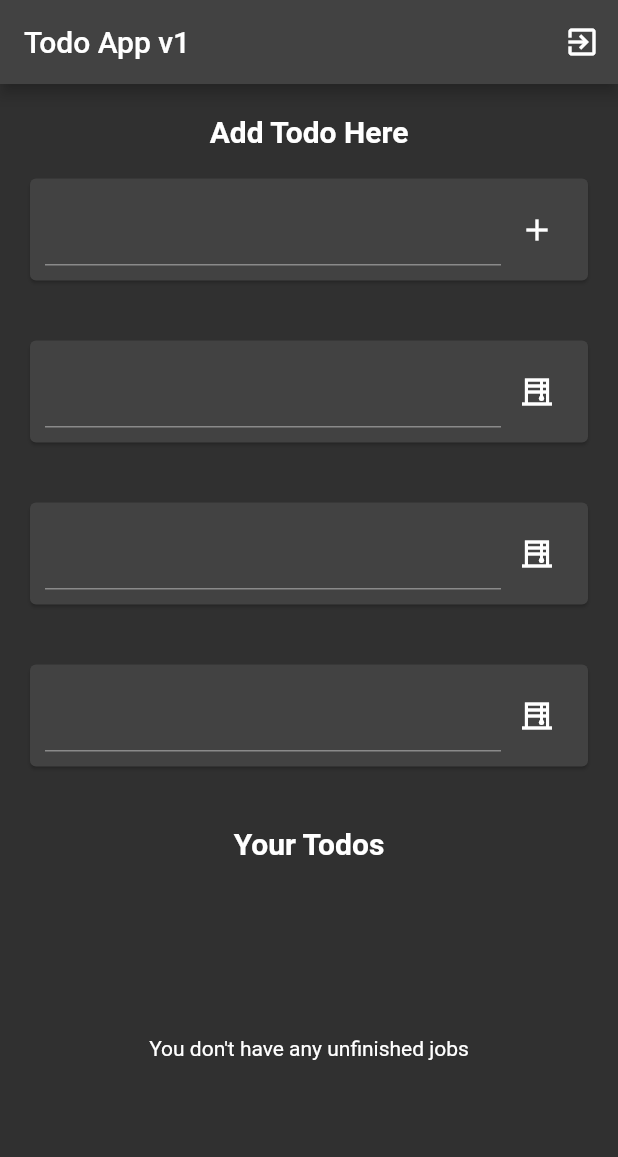
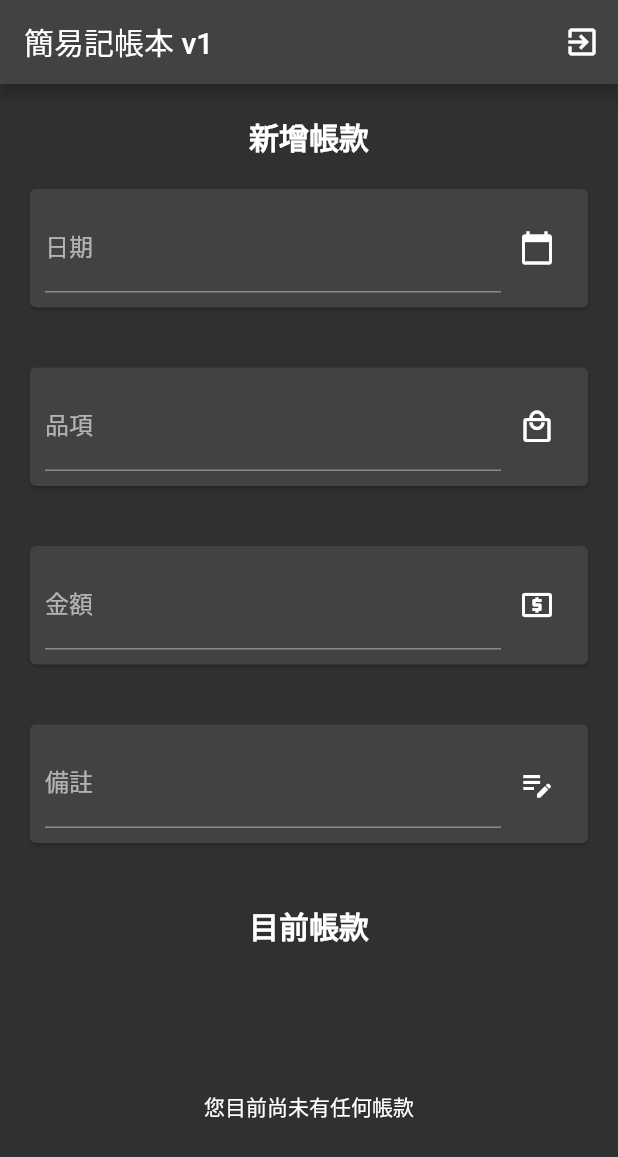
Before and after one commit to kakukapple/APP_final_project, a Flutter app: the screen it shows once a user with an empty profile is signed in, on a phone screen of 412 x 824 dp. Shown: the top 1157 px of the screen. Run offline on Flutter 3.47's test engine with Material 2 defaults, Android fonts, the phone set to English and light mode, and no system bars; drawn by our look-alikes of date_time_picker; our stand-ins replace cloud_firestore, firebase_auth, firebase_core; accounts and stored records are empty.

Commit message:
fix: 頁面變更

```diff
--- a/lib/main.dart
+++ b/lib/main.dart
@@ -3,31 +3,37 @@ import 'package:firebase_core/firebase_core.dart';
 import 'package:firebase_auth/firebase_auth.dart';
 import 'package:cloud_firestore/cloud_firestore.dart';
 import 'package:flutter/services.dart';
+import 'package:date_time_picker/date_time_picker.dart';
 import 'package:final_project/firebase_options.dart';
 
-class Todo {
+class Item {
   String? id;
-  String? job;
+  String? date;
+  String? name;
+  int? amount;
   String? details;
-  bool? done;
 
-  Todo({this.id,
-    this.job,
+  Item({this.id,
+    this.date,
+    this.name,
+    this.amount,
     this.details,
-    this.done});
+  });
 
-  Todo.fromDocumentSnapshot({DocumentSnapshot? documentSnapshot}) {
+  Item.fromDocumentSnapshot({DocumentSnapshot? documentSnapshot}) {
     if (documentSnapshot!.data()!=null) {
       id=documentSnapshot.id;
-      job=(documentSnapshot.data() as Map<String, dynamic>)['job'] as String;
+      date=(documentSnapshot.data() as Map<String, dynamic>)['date'] as String;
+      name=(documentSnapshot.data() as Map<String, dynamic>)['name'] as String;
+      amount=(documentSnapshot.data() as Map<String, dynamic>)['amount'] as int;
       details=(documentSnapshot.data() as Map<String, dynamic>)['details'] as String;
-      done=(documentSnapshot.data() as Map<String, dynamic>)['done'] as bool;
     }
     else {
       id='';
-      job='';
+      date='';
+      name='';
+      amount=0;
       details='';
-      done=false;
     }
   }
 }
@@ -52,7 +58,7 @@ class Auth {
       rethrow;
     }
   }
-
+//登入
   Future<String?> signIn({String? email, String? password}) async {
     try {
       await auth.signInWithEmailAndPassword(
@@ -66,7 +72,7 @@ class Auth {
       rethrow;
     }
   }
-
+//登出
   Future<String?> signOut() async {
     try {
       await auth.signOut();
@@ -86,18 +92,17 @@ class Database {
 
   Database({required this.firestore});
 
-  Stream<List<Todo>> streamTodos({required String uid}) {
+  Stream<List<Item>> streamItem({required String uid}) {
     try {
       return firestore
-          .collection('todos')
+          .collection('items')
           .doc(uid)
-          .collection('todos')
-          .where('done', isEqualTo: false)
+          .collection('items')
           .snapshots()
           .map((QuerySnapshot q) {
-        final List<Todo> retVal=<Todo>[];
+        final List<Item> retVal=<Item>[];
         q.docs.forEach((doc) {
-          retVal.add(Todo.fromDocumentSnapshot(documentSnapshot: doc));
+          retVal.add(Item.fromDocumentSnapshot(documentSnapshot: doc));
         });
         return retVal;
       });
@@ -106,42 +111,43 @@ class Database {
       rethrow;
     }
   }
-//儲存資料到資料庫
-  Future<void> addTodo({String? uid, String? job, String? details}) async {
+//新增資料到資料庫
+  Future<void> addTodo({String? uid, String? date, String? name, int? amount, String? details}) async {
     try {
-      firestore.collection('todos')
+      firestore.collection('items')
           .doc(uid)
-          .collection('todos')
+          .collection('items')
           .doc()
-          .set({'job': job,
-        'details': details,
-        'done': false});
+          .set({'date': date,
+        'name': name,
+        'amount': amount,
+        'details': details});
     }
     catch (e) {
       rethrow;
     }
   }
-
-  Future<void> updateTodo({String? uid, String? id}) async {
+//更新資料到資料庫
+  Future<void> updateItem({String? uid, String? id}) async {
     try {
-      firestore.collection('todos')
+      firestore.collection('items')
           .doc(uid)
-          .collection('todos')
+          .collection('items')
           .doc(id)
           .update({//'job': job,
         //'details': details,
-        'done': true});
+        });
     }
     catch (e) {
       rethrow;
     }
   }
-
-  Future<void> deleteTodo({String? uid, String? id}) async {
+//刪除資料
+  Future<void> deleteItem({String? uid, String? id}) async {
     try {
-      firestore.collection('todos')
+      firestore.collection('items')
           .doc(uid)
-          .collection('todos')
+          .collection('items')
           .doc(id)
           .delete();
     }
@@ -179,7 +185,6 @@ class MyApp extends StatelessWidget {
                 child: Text('Loading...'),
               ),
             );
-
           }),
     );
   }
@@ -304,11 +309,13 @@ class Home extends StatefulWidget {
 class _HomeState extends State<Home> {
   final todoController1=TextEditingController();
   final todoController2=TextEditingController();
+  final todoController3=TextEditingController();
+  final todoController4=TextEditingController();
 
   @override
   Widget build(BuildContext context) {
     return Scaffold(
-      appBar: AppBar(title: Text('Todo App v1'),
+      appBar: AppBar(title: Text('簡易記帳本 v1'),
         actions: [
           IconButton(
               onPressed: () {
@@ -319,97 +326,170 @@ class _HomeState extends State<Home> {
       body: Column(
         children: [
           SizedBox(height: 20),
-          Text('Add Todo Here', style: TextStyle(fontSize: 20, fontWeight: FontWeight.bold)),
+          Text('新增帳款', style: TextStyle(fontSize: 20, fontWeight: FontWeight.bold)),
           //*日期
           Card(
             margin: EdgeInsets.all(20),
             child: Padding(
               padding: EdgeInsets.all(10),
-              child: Row(children: [
-                Expanded(child: TextFormField(controller: todoController1,)),
-                IconButton(icon: Icon(Icons.add),
+              child: Row(
+                children: [
+                  Expanded(
+                    child: DateTimePicker(
+                      controller: todoController1,
+                      decoration: InputDecoration(
+                        labelText: '日期',
+                      ),
+                      type: DateTimePickerType.date,
+                      dateMask: 'yyyy/MM/dd',
+                      firstDate: DateTime(2000),
+                      lastDate: DateTime(2100),
+                      icon: Icon(Icons.calendar_today),
+                      dateLabelText: '選擇日期',
+                      onChanged: (val) => print(val),
+                      validator: (val) {
+                        // 添加邏輯驗證（可選）
+                        if (val == null || val.isEmpty) {
+                          return '請選擇日期';
+                        }
+                        return null;
+                      },
+                    ),
+                  ),
+                  IconButton(
+                    icon: Icon(Icons.calendar_today),
                     onPressed: () {
+                      // 按下按鈕後的處理
                       if (todoController1.text.isNotEmpty) {
                         setState(() {
                         //按下加號按鈕後跳到addTodo
                           Database(firestore: widget.firestore).addTodo(uid: widget.auth.currentUser!.uid,
-                              job: todoController1.text.trim(),
-                              details: todoController2.text.trim());
+                            date: todoController1.text.trim(),
+                            name: todoController2.text.trim(),
+                            amount: int.tryParse(todoController3.text.trim()),
+                            details: todoController4.text.trim());
                         todoController1.clear();
                         todoController2.clear();
+                        todoController3.clear();
+                        todoController4.clear();
                       });
                 }
-
-                    }),
-              ],),
+                    },
+                  ),
+                ],
               ),
             ),
+          ),
+
           //*品項
           Card(
             margin: EdgeInsets.all(20),
             child: Padding(
               padding: EdgeInsets.all(10),
-              child: Row(children: [
-                Expanded(child: TextFormField(controller: todoController2,)),
-                IconButton(icon: Icon(Icons.blinds_sharp),
-                    onPressed: () {}),
-              ],),
+              child: Column(
+                children: [
+                  Row(
+                    children: [
+                      Expanded(
+                        child: TextFormField(
+                          controller: todoController2,
+                          decoration: InputDecoration(
+                            labelText: '品項',
                           ),
                         ),
-          //*金額(限制只能輸入數字)
+                      ),
+                      IconButton(
+                        icon: Icon(Icons.local_mall_outlined),
+                        onPressed: () {},
+                      ),
+                    ],
+                  ),
+                ],
+              ),
+            ),
+          ),
+
+          //*金額
           Card(
             margin: EdgeInsets.all(20),
             child: Padding(
               padding: EdgeInsets.all(10),
-              child: Row(children: [
-                Expanded(child: TextFormField(controller: todoController2,
+              child: Row(
+                children: [
+                  Expanded(
+                    child: TextFormField(
+                      controller: todoController3,
+                      decoration: InputDecoration(
+                        labelText: '金額',
+                      ),
                       keyboardType: TextInputType.number,
                       inputFormatters: [
                         FilteringTextInputFormatter.digitsOnly,
-                  ],)),
-                IconButton(icon: Icon(Icons.blinds_sharp),
-                    onPressed: () {}),
-              ],),
+                      ],
                     ),
                   ),
+                  IconButton(
+                    icon: Icon(Icons.local_atm),
+                    onPressed: () {},
+                  ),
+                ],
+              ),
+            ),
+          ),
+
           //*備註
           Card(
             margin: EdgeInsets.all(20),
             child: Padding(
               padding: EdgeInsets.all(10),
-              child: Row(children: [
-                Expanded(child: TextFormField(controller: todoController2,)),
-                IconButton(icon: Icon(Icons.blinds_sharp),
-                    onPressed: () {}),
-              ],),
+              child: Column(
+                children: [
+                  Row(
+                    children: [
+                      Expanded(
+                        child: TextFormField(
+                          controller: todoController4,
+                          decoration: InputDecoration(
+                            labelText: '備註',
+                          ),
+                        ),
+                      ),
+                      IconButton(
+                        icon: Icon(Icons.edit_note),
+                        onPressed: () {},
+                      ),
+                    ],
+                  ),
+                ],
+              ),
             ),
           ),
           SizedBox(height: 20),
-          Text('Your Todos', style: TextStyle(fontSize: 20, fontWeight: FontWeight.bold)),
+          Text('目前帳款', style: TextStyle(fontSize: 20, fontWeight: FontWeight.bold)),
+          SizedBox(height: 20),
           //顯示未完成的工作
           Expanded(child: StreamBuilder(
-            stream: widget.firestore.collection('todos')
-                .doc(widget.auth.currentUser!.uid).collection('todos')
-                .where('done', isEqualTo: false)
+            stream: widget.firestore.collection('items')
+                .doc(widget.auth.currentUser!.uid).collection('items')
                 .snapshots(),
             builder: (context, snapshot) {
               if (snapshot.connectionState==ConnectionState.active) {
                 if (snapshot.data!.docs.isEmpty) {
                   return Center(child:
-                  Text("You don't have any unfinished jobs"),
+                  Text("您目前尚未有任何帳款"),
                   );
                 }
-                final List<Todo> retVal=<Todo>[];
+                final List<Item> retVal=<Item>[];
                 snapshot.data!.docs.forEach((doc) {
-                  retVal.add(Todo.fromDocumentSnapshot(documentSnapshot: doc));
+                  retVal.add(Item.fromDocumentSnapshot(documentSnapshot: doc));
                 });
                 return ListView.builder(
                     itemCount: snapshot.data!.docs.length,
                     itemBuilder: (context, index) {
-                      return TodoCard(
+                      return ItemCard(
                         firestore: widget.firestore,
                         uid: widget.auth.currentUser!.uid,
-                        todo: retVal[index],
+                        item: retVal[index],
                       );
                     });
               }
@@ -426,21 +506,21 @@ class _HomeState extends State<Home> {
   }
 }
 
-class TodoCard extends StatefulWidget {
+class ItemCard extends StatefulWidget {
   final FirebaseFirestore firestore;
   final String uid;
-  final Todo todo;
+  final Item item;
 
-  const TodoCard({Key? key,
+  const ItemCard({Key? key,
     required this.firestore,
     required this.uid,
-    required this.todo}) : super(key: key);
+    required this.item}) : super(key: key);
 
   @override
-  State<TodoCard> createState() => _TodoCardState();
+  State<ItemCard> createState() => _ItemCardState();
 }
 
-class _TodoCardState extends State<TodoCard> {
+class _ItemCardState extends State<ItemCard> {
   @override
   Widget build(BuildContext context) {
     return Card(
@@ -448,12 +528,31 @@ class _TodoCardState extends State<TodoCard> {
       child: Padding(
         padding: EdgeInsets.all(10),
         child: ListTile(
-          title: Text(widget.todo.job!, style: TextStyle(fontSize: 15, fontWeight: FontWeight.bold),),
-          subtitle: Text(widget.todo.details!, style: TextStyle(fontSize: 12, fontWeight: FontWeight.bold),),
-          trailing: IconButton(icon: Icon(Icons.update),
+          title: Text(widget.item.date!, style: TextStyle(fontSize: 16, fontWeight: FontWeight.bold),),
+          subtitle: Column(
+            crossAxisAlignment: CrossAxisAlignment.start,
+            children: [
+              SizedBox(height: 10),
+              Text(
+                '品項: ' + widget.item.name!,
+                style: TextStyle(fontSize: 13, fontWeight: FontWeight.bold),
+              ),
+              SizedBox(height: 10),
+              Text(
+                '金額: ' + widget.item.amount.toString(),
+                style: TextStyle(fontSize: 13, fontWeight: FontWeight.bold),
+              ),
+              SizedBox(height: 10),
+              Text(
+                '備註: ' + widget.item.details!,
+                style: TextStyle(fontSize: 13, fontWeight: FontWeight.bold),
+              ),
+            ],
+          ),
+          trailing: IconButton(icon: Icon(Icons.delete_outline),
             onPressed: () {
-              Database(firestore: widget.firestore).updateTodo(uid: widget.uid,
-                  id: widget.todo.id);
+              Database(firestore: widget.firestore).updateItem(uid: widget.uid,
+                  id: widget.item.id);
               setState(() {});
             },),
         ),
--- a/pubspec.yaml
+++ b/pubspec.yaml
@@ -31,6 +31,7 @@ environment:
 dependencies:
   flutter:
     sdk: flutter
+  date_time_picker: ^2.0.0
   firebase_core: ^1.10.0
   firebase_auth: ^3.1.0
   cloud_firestore: ^3.1.0
```
Also changed, not shown: pubspec.lock. Lines whose indentation alone changed are shown as unchanged.
